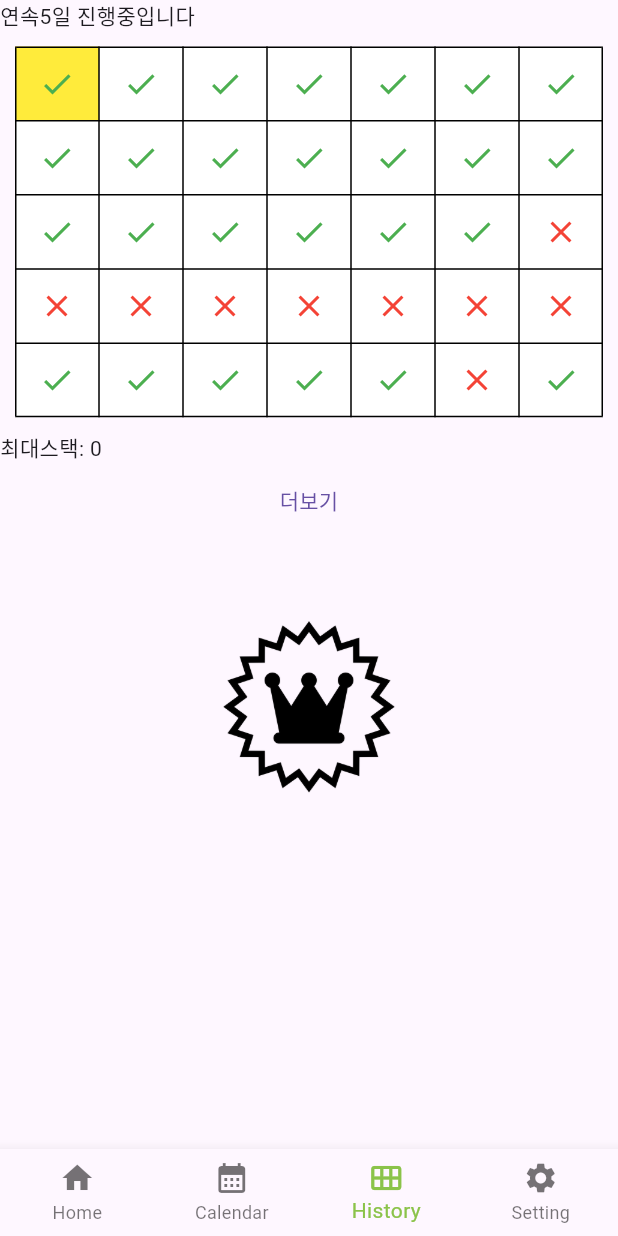
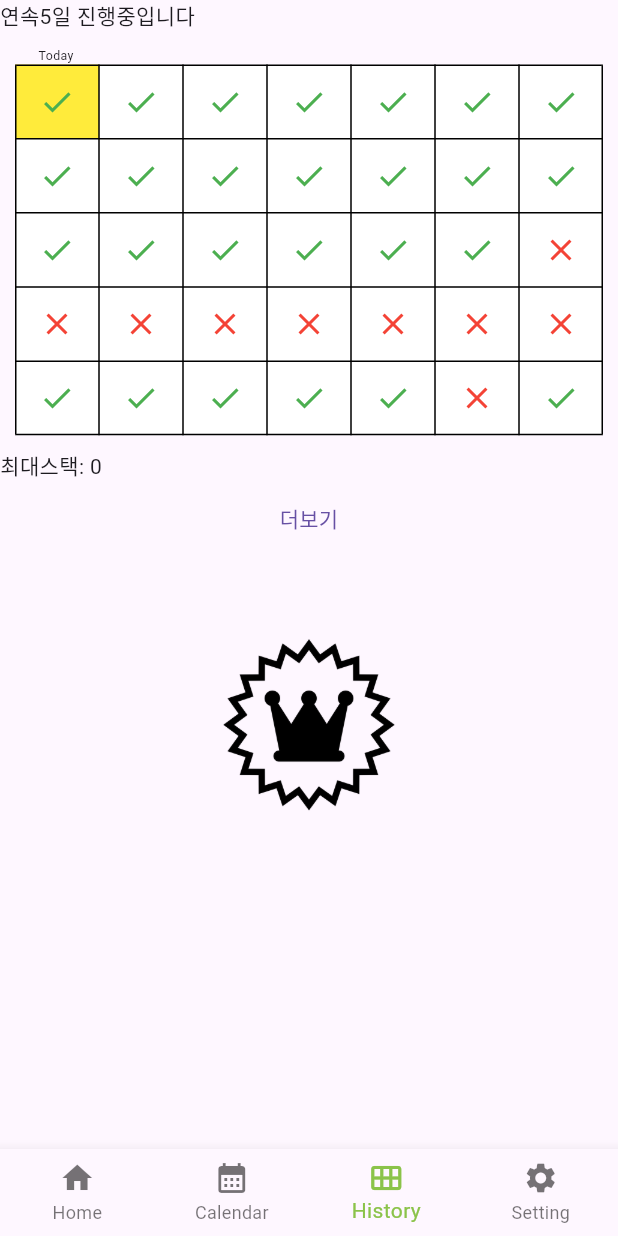
Before and after one commit to kuper0201/TimeBoxing_Fork, a Flutter app: the screen it shows after launch, item 3 of the bottom bar chosen, on a phone screen of 412 x 824 dp. Run offline on Flutter 3.47's test engine with Material 3 defaults, Android fonts, the phone set to English and light mode, and no system bars; our stand-ins replace syncfusion_flutter_calendar; missing offline and left inert: dart:ffi.

Commit message:
Emphasis today with text

```diff
--- a/lib/History.dart
+++ b/lib/History.dart
@@ -79,8 +79,9 @@ class _HistoryViewState extends State<HistoryView> {
       body: Column(
           children: [
             Container(width: double.infinity, child: Text("연속$stack일 진행중입니다")),
-            Container(padding: EdgeInsets.all(10), child: CustomTable()),
-            Container(width: double.infinity, child: Text("최대스택: $maxStack")),
+            Container(width: double.infinity, padding: EdgeInsets.only(left: 5+MediaQuery.of(context).size.width/20,top:10), child: Text(style: TextStyle(fontSize: MediaQuery.of(context).size.width*0.3/15),"Today")),
+            Container(padding: EdgeInsets.only(left:10,right: 10), child: CustomTable()),
+            Container(padding: EdgeInsets.only(top: 10), width: double.infinity, child: Text("최대스택: $maxStack")),
             TextButton(onPressed:(){  Navigator.push(context, MaterialPageRoute(builder: (context) => const MoreHistoryView(),));}, child: Text("더보기")),
             Container(padding: EdgeInsets.only(top:50), child: Image.asset('assets/images/crown.png',height: 128,width: 128))
           ],
```
